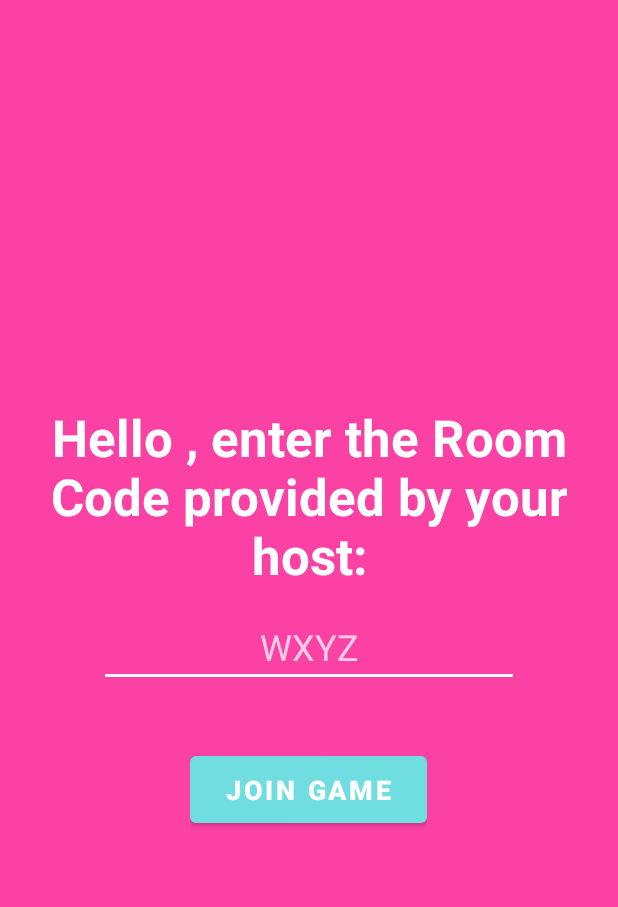
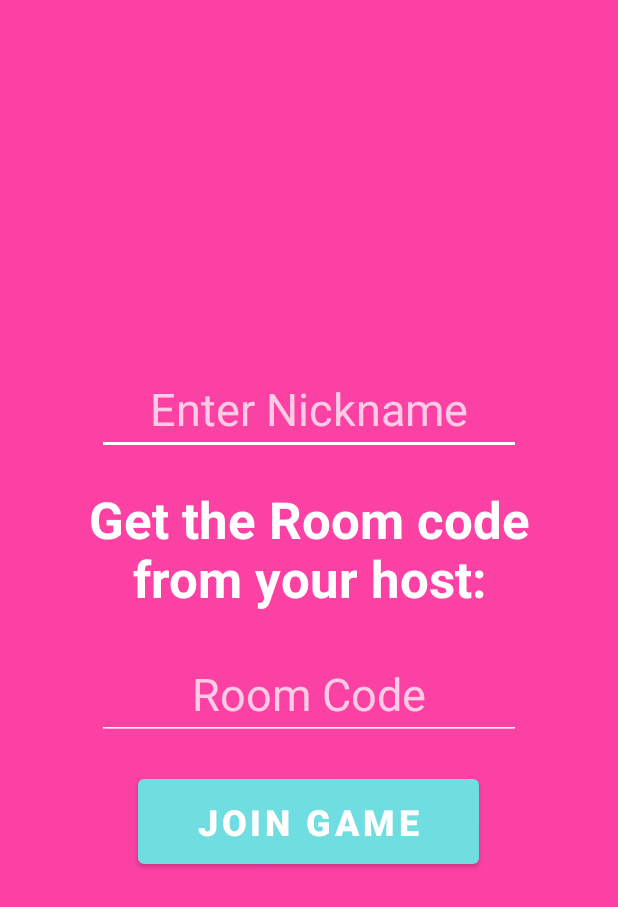
Before and after one commit to ashley-kuipers/ScoreKeep, an Android app: the OnlineSetupActivity screen opened directly, with no data from a screen before it, after a tap on "JOIN GAME", on a phone screen of 412 x 824 dp. Shown: the top 907 px of the screen. Run offline under Robolectric (Android 15) with nearby library versions, the phone set to English and light mode, and no system bars; our stand-ins replace Firebase (no records; nobody signed in at launch, a user with empty details on screens opened directly).

Commit message:
online score working. refactored online scoreboard

```diff
--- a/app/src/main/java/com/example/cardscorecalculator/EndGame.java
+++ b/app/src/main/java/com/example/cardscorecalculator/EndGame.java
@@ -25,7 +25,7 @@ public class EndGame extends AppCompatActivity {
     @Override
     protected void onCreate(Bundle savedInstanceState) {
         super.onCreate(savedInstanceState);
-        setContentView(R.layout.activity_local_end_game);
+        setContentView(R.layout.activity_end_game);
         map = (HashMap<Integer, String>) getIntent().getSerializableExtra("scores");
         results = findViewById(R.id.results);
         t_winner = findViewById(R.id.t_winner);
--- a/app/src/main/java/com/example/cardscorecalculator/OnlineSetupActivity.java
+++ b/app/src/main/java/com/example/cardscorecalculator/OnlineSetupActivity.java
@@ -11,7 +11,6 @@ import android.widget.EditText;
 
 public class OnlineSetupActivity extends AppCompatActivity {
     Button b_startOL, b_joinOL;
-    EditText et_playerNameOL;
 
     @Override
     protected void onCreate(Bundle savedInstanceState) {
@@ -20,16 +19,13 @@ public class OnlineSetupActivity extends AppCompatActivity {
 
         b_startOL = findViewById(R.id.b_startOL);
         b_joinOL = findViewById(R.id.b_joinOL);
-        et_playerNameOL = findViewById(R.id.et_playerNameOL);
+
 
         b_startOL.setOnClickListener(new View.OnClickListener() {
             @Override
             public void onClick(View view) {
                 // open HostStartActivity
-                String output = et_playerNameOL.getText().toString().toLowerCase();
-
                 Intent in = new Intent(OnlineSetupActivity.this, HostStartActivity.class);
-                in.putExtra("enteredName", output);
                 startActivity(in);
             }
         });
@@ -38,10 +34,7 @@ public class OnlineSetupActivity extends AppCompatActivity {
             @Override
             public void onClick(View view) {
                 // open PlayerJoinActivity
-                String output = et_playerNameOL.getText().toString().toLowerCase();
-
                 Intent in = new Intent(OnlineSetupActivity.this, PlayerJoinActivity.class);
-                in.putExtra("enteredName", output);
                 startActivity(in);
             }
         });
--- a/app/src/main/java/com/example/cardscorecalculator/PlayerJoinActivity.java
+++ b/app/src/main/java/com/example/cardscorecalculator/PlayerJoinActivity.java
@@ -18,8 +18,7 @@ import com.google.firebase.database.DatabaseReference;
 
 public class PlayerJoinActivity extends AppCompatActivity {
     Button b_join;
-    TextView t_roomCodeTitle;
-    EditText et_roomCode;
+    EditText et_roomCode, et_name;
     String userName, roomCode;
 
     @Override
@@ -29,22 +28,17 @@ public class PlayerJoinActivity extends AppCompatActivity {
 
         b_join = findViewById(R.id.b_joinRoom);
         et_roomCode = findViewById(R.id.et_roomCode);
-        t_roomCodeTitle = findViewById(R.id.t_enterRoomCode);
-
-        // get data from intent
-        Bundle bun = getIntent().getExtras();
-        userName = bun.getString("enteredName");
-
-        String out = "Hello " + userName.toUpperCase() + ", enter the Room Code provided by your host:";
-        t_roomCodeTitle.setText(out);
+        et_name = findViewById(R.id.et_name2);
 
         DAORoom dao = new DAORoom();
+
         b_join.setOnClickListener( v->{
             // TODO: some input validation here
             roomCode = et_roomCode.getText().toString();
+            userName = et_name.getText().toString();
 
-            Player player = new Player(userName, 0, false);
-            dao.addPlayer(roomCode, player);
+            // add player to room in the database
+            dao.addPlayer(roomCode, userName, false);
 
             // need to add delay so database has time to update
             final Handler handler = new Handler();
@@ -54,6 +48,7 @@ public class PlayerJoinActivity extends AppCompatActivity {
                     Intent in = new Intent(PlayerJoinActivity.this, OnlineScoreboardActivity.class);
                     in.putExtra("roomCode", roomCode);
                     in.putExtra("enteredName", userName);
+                    in.putExtra("isHost", false);
                     startActivity(in);
                 }
             }, 400);
--- a/app/src/main/res/layout/activity_local_end_game.xml
+++ b/app/src/main/res/layout/activity_end_game.xml
@@ -65,6 +65,7 @@
     <LinearLayout
         android:layout_width="match_parent"
         android:layout_height="0dp"
+        android:layout_marginBottom="10dp"
         android:layout_weight="1"
         android:gravity="center"
         android:orientation="vertical">
--- a/app/src/main/res/layout/activity_player_join.xml
+++ b/app/src/main/res/layout/activity_player_join.xml
@@ -7,12 +7,23 @@
     android:orientation="vertical"
     tools:context=".PlayerJoinActivity">
 
+    <EditText
+        android:id="@+id/et_name2"
+        style="@style/et"
+        android:layout_width="wrap_content"
+        android:layout_height="wrap_content"
+        android:layout_marginBottom="20dp"
+        android:ems="8"
+        android:hint="Enter Nickname"
+        android:inputType="textPersonName"
+        android:textSize="30sp" />
+
     <TextView
-        android:id="@+id/t_enterRoomCode"
+        android:id="@+id/t_enterRoomCode2"
         style="@style/h2"
         android:layout_width="match_parent"
         android:layout_height="wrap_content"
-        android:layout_marginBottom="12dp"
+        android:layout_marginBottom="24dp"
         android:text="@string/enterRoomCode" />
 
     <EditText
@@ -20,24 +31,19 @@
         style="@style/et"
         android:layout_width="wrap_content"
         android:layout_height="wrap_content"
-        android:layout_marginBottom="40dp"
-        android:ems="10"
-        android:hint="@string/ethint_roomCode"
+        android:layout_marginBottom="20dp"
+        android:ems="8"
+        android:hint="Room Code"
         android:inputType="textPersonName"
         android:textAlignment="center"
-        android:textAllCaps="true" />
+        android:textAllCaps="true"
+        android:textSize="30sp" />
 
-    <LinearLayout
+    <Button
+        android:id="@+id/b_joinRoom"
+        style="@style/secondaryButton"
         android:layout_width="wrap_content"
         android:layout_height="wrap_content"
-        android:orientation="vertical">
-
-        <Button
-            android:id="@+id/b_joinRoom"
-            style="@style/secondaryButtonSmall"
-            android:layout_width="match_parent"
-            android:layout_height="wrap_content"
-            android:text="@string/b_joinOL" />
-    </LinearLayout>
+        android:text="@string/b_joinOL" />
 
 </LinearLayout>
--- a/app/src/main/res/values/strings.xml
+++ b/app/src/main/res/values/strings.xml
@@ -31,15 +31,14 @@
     <string name="winner"><u>WINNER</u></string>
 
     <!--    Online Setup-->
-    <string name="hint_username">JANE</string>
     <string name="b_startOL">Host Game</string>
     <string name="b_joinOL">Join Game</string>
 
     <!--    Online Host Start-->
-    <string name="roomCodeTitle">Your Room Code will be:</string>
+    <string name="roomCodeTitle">Share this room code with the other players:</string>
 
     <!--    Online Player Start-->
-    <string name="enterRoomCode">Enter Room Code:</string>
+    <string name="enterRoomCode">Get the Room code from your host:</string>
     <string name="ethint_roomCode">WXYZ</string>
 
     <!--    Online Scoreboard -->
```
Also changed, not shown: app/src/main/java/com/example/cardscorecalculator/DAORoom.java (+37 -21 lines), app/src/main/java/com/example/cardscorecalculator/HostStartActivity.java (+28 -14 lines), app/src/main/java/com/example/cardscorecalculator/OnlineScoreboardActivity.java (+97 -45 lines), app/src/main/res/layout/activity_host_start.xml (+15 -1 lines), app/src/main/res/layout/activity_online_scoreboard.xml (+5 -3 lines), app/src/main/res/layout/activity_online_setup.xml (+10 -25 lines).
